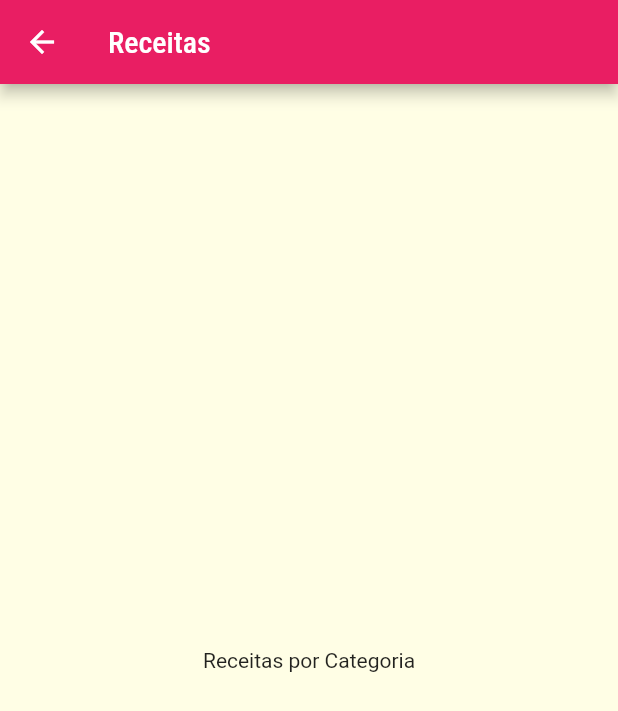
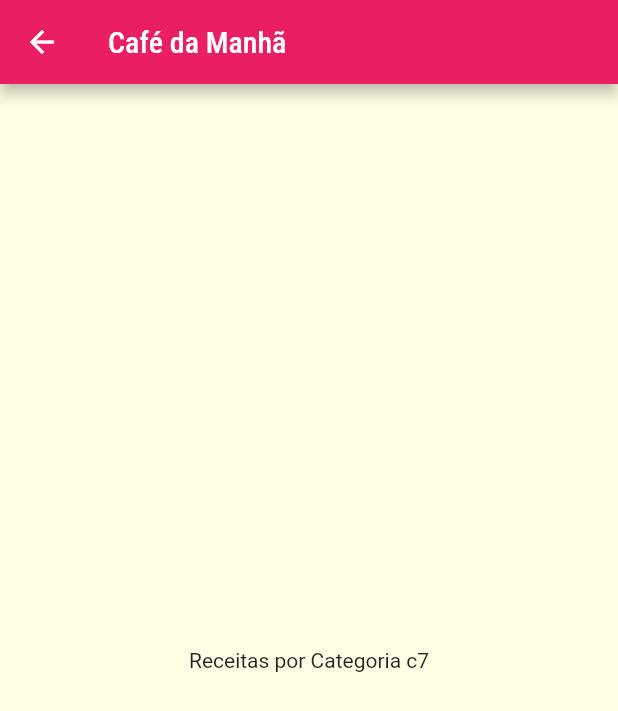
Before and after one commit to rudatorquato/Meals, a Flutter app: the screen it shows after launch, after a tap on "Café da Manhã", on a phone screen of 412 x 824 dp. Shown: the top 711 px of the screen. Run offline on Flutter 3.47's test engine with Material 2 defaults, Android fonts, the phone set to English and light mode, and no system bars.

Commit message:
Passando dados via construtor

```diff
--- a/lib/category/widgets/categories_meals/categories_meals_widget.dart
+++ b/lib/category/widgets/categories_meals/categories_meals_widget.dart
@@ -1,16 +1,21 @@
 import 'package:flutter/material.dart';
+import '../../models/category_model.dart';
 
 class CategoriesMeals extends StatelessWidget {
-  const CategoriesMeals({Key? key}) : super(key: key);
+  final Category category;
+  const CategoriesMeals(
+    this.category, {
+    Key? key,
+  }) : super(key: key);
 
   @override
   Widget build(BuildContext context) {
     return Scaffold(
       appBar: AppBar(
-        title: const Text('Receitas'),
+        title: Text(category.title),
       ),
-      body: const Center(
-        child: Text('Receitas por Categoria'),
+      body: Center(
+        child: Text('Receitas por Categoria ${category.id}'),
       ),
     );
   }
--- a/lib/category/widgets/category_item/category_item_widget.dart
+++ b/lib/category/widgets/category_item/category_item_widget.dart
@@ -1,5 +1,5 @@
 import 'package:flutter/material.dart';
-import 'package:meals/home/models/category_model.dart';
+import 'package:meals/category/models/category_model.dart';
 import '../categories_meals/categories_meals_widget.dart';
 
 class CategoryItem extends StatelessWidget {
@@ -13,7 +13,9 @@ class CategoryItem extends StatelessWidget {
     Navigator.of(context).push(
       MaterialPageRoute(
         builder: (_) {
-          return const CategoriesMeals();
+          return CategoriesMeals(
+            category,
+          );
         },
       ),
     );
--- a/lib/core/assets/data/dummy_data.dart
+++ b/lib/core/assets/data/dummy_data.dart
@@ -1,7 +1,7 @@
 // ignore_for_file: constant_identifier_names
 
 import 'package:flutter/material.dart';
-import 'package:meals/home/models/category_model.dart';
+import 'package:meals/category/models/category_model.dart';
 
 //const DUMMY_CATEGORIES = const [
 const DUMMY_CATEGORIES = [
```
Also changed, not shown: lib/category/models/category_model.dart (renamed from lib/home/models/category_model.dart).
